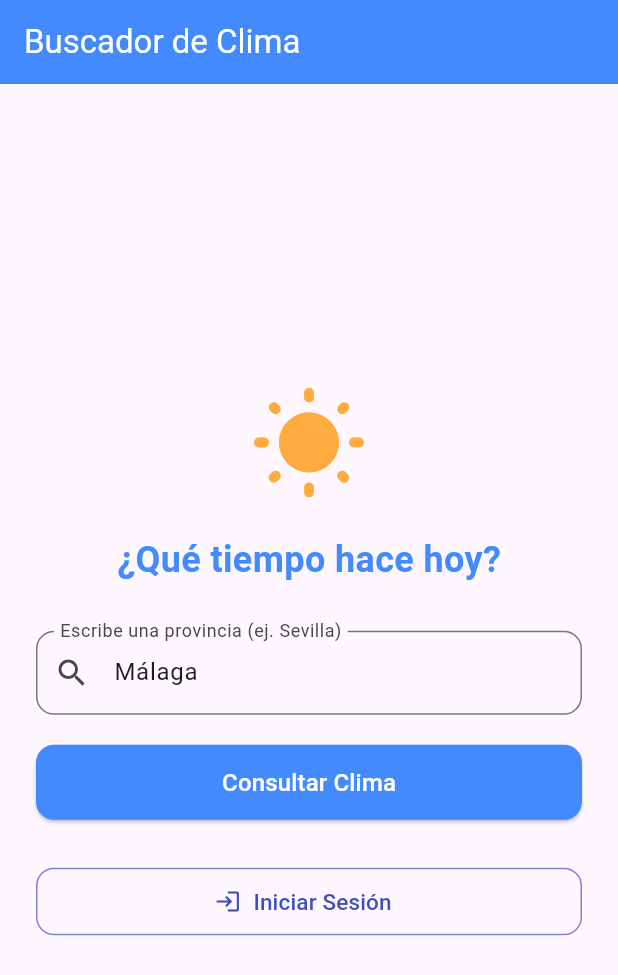
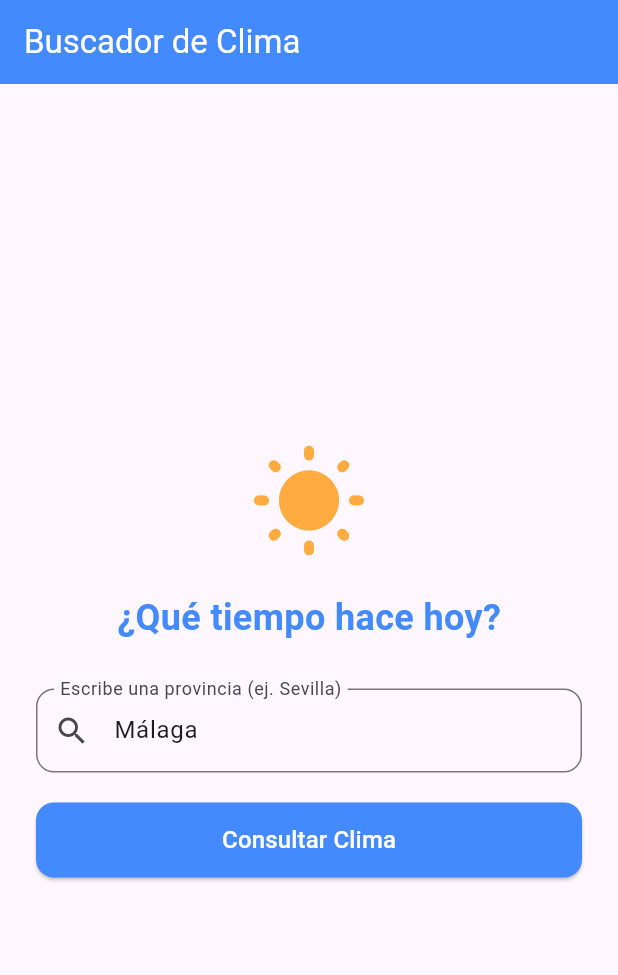
Before and after one commit to javega2026/temperatura_api, a Flutter app: the screen it shows after launch, on a phone screen of 412 x 824 dp. Shown: the top 975 px of the screen. Run offline on Flutter 3.47's test engine with Material 3 defaults, Android fonts, the phone set to English and light mode, and no system bars; our stand-ins replace cloud_firestore, dio, firebase_analytics, firebase_auth, firebase_core, fl_chart and 2 more; accounts and stored records are empty.

Commit message:
cambiado /#/login ok

```diff
--- a/lib/main.dart
+++ b/lib/main.dart
@@ -2,14 +2,10 @@ import 'package:firebase_core/firebase_core.dart';
 import 'package:flutter/material.dart';
 import 'package:flutter_dotenv/flutter_dotenv.dart'; // 1. Importante para cargar el .env
 import 'package:hive_flutter/hive_flutter.dart';
-//import 'package:meteoflutter/screens/pantalla_pruebas._google_map.dart';
+import 'package:meteoflutter/vistas/auth/login_screen.dart';
 import 'package:meteoflutter/vistas/inicio_consulta/inicio_consulta.dart';
 import 'firebase_conexion.dart';
 import 'package:firebase_analytics/firebase_analytics.dart';
-//import 'package:meteoflutter/screens/pantalla_pruebas/pantalla_pruebas.dart';
-//import 'package:meteoflutter/screens/formulario_pruebas/formulario_pantalla.dart';
-//import 'package:meteoflutter/screens/formulario_crud/archivo_listar.dart';
-//import 'package:meteoflutter/screens/formulario_medusas_usuario/crear_medusa_pantalla.dart';
 
 void main() async {
   // 1. Asegurar la inicialización de los enlaces de Flutter
@@ -26,8 +22,8 @@ void main() async {
 
   await Firebase.initializeApp(options: DefaultFirebaseOptions.currentPlatform);
 
-// Añade esta línea para habilitar el DebugView explícitamente en desarrollo:
-FirebaseAnalytics.instance.setAnalyticsCollectionEnabled(true);
+  // Añade esta línea para habilitar el DebugView explícitamente en desarrollo:
+  FirebaseAnalytics.instance.setAnalyticsCollectionEnabled(true);
   runApp(const MiAplicacion());
 }
 
@@ -45,13 +41,12 @@ class MiAplicacion extends StatelessWidget {
       ],
 
       theme: ThemeData(primarySwatch: Colors.blue),
-
-      home: const InicioConsulta(),
-      // home : const PantallaPruebas(),
-      //home:const FormularioPantalla(),
-      //home:  const ArchivoListar(),
-     // home : const CrearMedusaPantalla(),
-    // home: PantallaPruebasGoogleMap(),
+      initialRoute: '/',
+      routes: {
+        '/': (context) => const InicioConsulta(),
+        //http://localhost:17247/#/login
+        '/login': (context) => const LoginScreen(),
+      },
     );
   }
 }//
--- a/lib/vistas/inicio_consulta/widgets_inicio_consulta.dart
+++ b/lib/vistas/inicio_consulta/widgets_inicio_consulta.dart
@@ -1,6 +1,4 @@
 import 'package:flutter/material.dart';
-
-import 'package:meteoflutter/vistas/auth/login_screen.dart';
 
 // Campo para escribir la ciudad/provincia
 class CampoCiudad extends StatelessWidget {
@@ -40,8 +38,6 @@ class BotonesConsulta extends StatelessWidget {
     required this.onBuscar,
   });
 
-
-
   @override
   Widget build(BuildContext context) {
     return Column(
@@ -66,35 +62,6 @@ class BotonesConsulta extends StatelessWidget {
                   ),
           ),
         ),
-        const SizedBox(height: 32),
-
-
-        SizedBox(
-          width: double.infinity,
-          height: 45,
-          child: OutlinedButton.icon(
-            style: OutlinedButton.styleFrom(
-              foregroundColor: Colors.indigo,
-              side: BorderSide(color: Colors.indigo.shade300),
-              shape: RoundedRectangleBorder(
-                borderRadius: BorderRadius.circular(12),
-              ),
-            ),
-            icon: const Icon(Icons.login),
-            label: const Text(
-              'Iniciar Sesión',
-              style: TextStyle(fontSize: 15),
-            ),
-            onPressed: () {
-              Navigator.push(
-                context,
-                MaterialPageRoute(
-                  builder: (context) => const LoginScreen(),
-                ),
-              );
-            },
-          ),
-        ),
       ],
     );
   }
```
Also changed, not shown: 1 other file.
